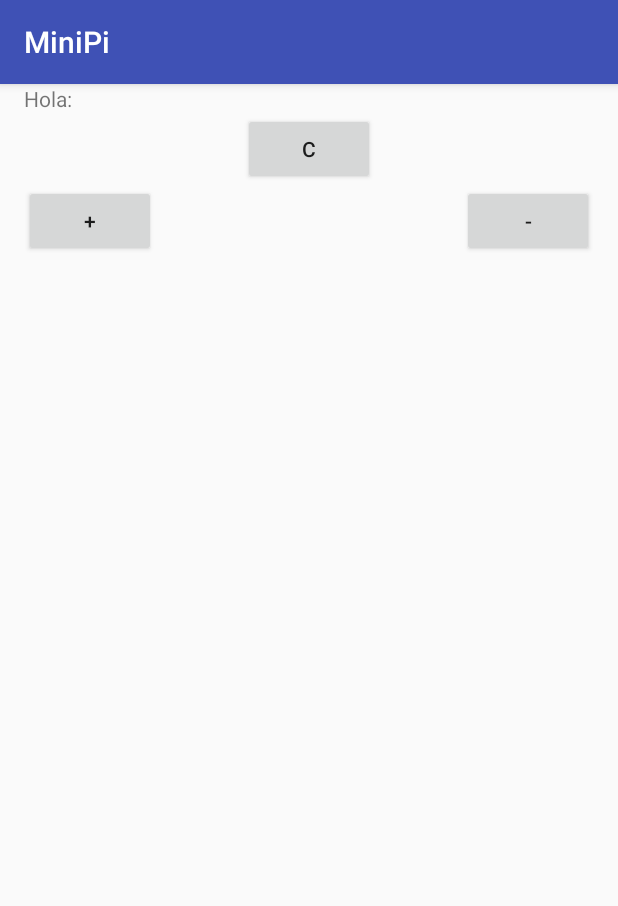
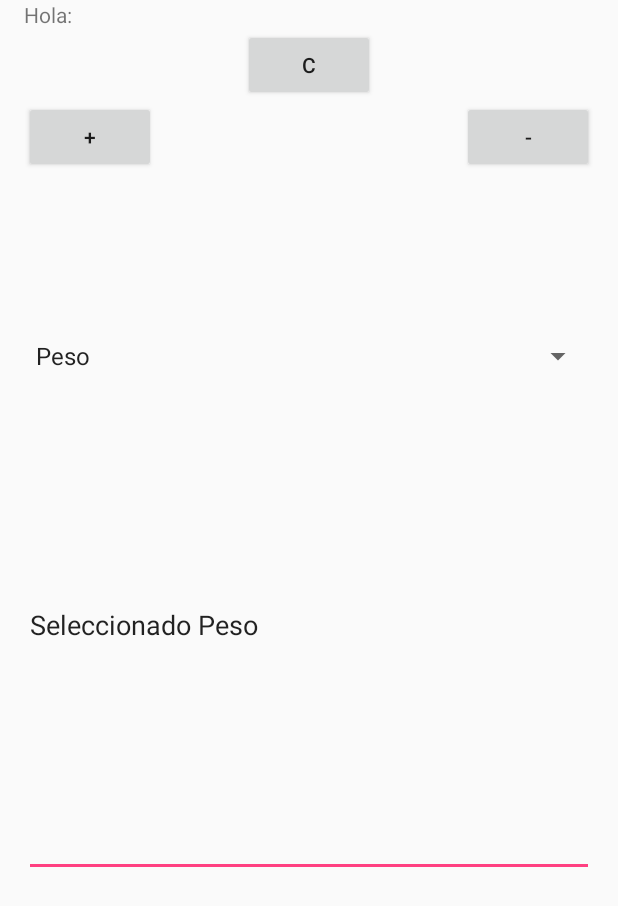
Before and after one commit to comejia/Cursos, an Android app: the Configuracion screen opened directly, with no data from a screen before it, on a phone screen of 412 x 824 dp. Shown: the top 906 px of the screen. Run offline under Robolectric (Android 15) with nearby library versions, the phone set to English and light mode, and no system bars.

Commit message:
Agregado Spinner

```diff
--- a/Android/Apps/app/src/main/java/com/cmejia/minipi/Configuracion.java
+++ b/Android/Apps/app/src/main/java/com/cmejia/minipi/Configuracion.java
@@ -4,8 +4,10 @@ import android.graphics.Color;
 import android.support.v7.app.AppCompatActivity;
 import android.os.Bundle;
 import android.view.View;
+import android.widget.AdapterView;
 import android.widget.ArrayAdapter;
 import android.widget.Button;
+import android.widget.EditText;
 import android.widget.Spinner;
 import android.widget.TextView;
 
@@ -17,9 +19,12 @@ public class Configuracion extends AppCompatActivity {
     public Button botonIncrementar;
     public Button botonDecrementar;
 
-    //public Spinner menu;
+    public Spinner spinnerData;
 
     public String bufDatoUsuario;
+
+
+    public EditText debug;
 
     @Override
     protected void onCreate(Bundle savedInstanceState) {
@@ -31,6 +36,7 @@ public class Configuracion extends AppCompatActivity {
         botonColor = (Button)findViewById(R.id.boton_color);
         botonIncrementar = (Button)findViewById(R.id.boton_incrementar);
         botonDecrementar = (Button)findViewById(R.id.boton_decrementar);
+        spinnerData = (Spinner)findViewById(R.id.spinner_data);
 
         textoHola.setText(R.string.str_saludo_usuario);
         bufDatoUsuario = getIntent().getStringExtra("USUARIO");
@@ -63,12 +69,30 @@ public class Configuracion extends AppCompatActivity {
             }
         });
 
-        // 30/08
-        //menu = (Spinner)findViewById(R.id.spinner_menu);
 
-        //final String[] itemsMenu = {"Cesar", Mejia};
+        debug = (EditText)findViewById(R.id.debug);
 
-        //ArrayAdapter <String> adaptador = new ArrayAdapter<String>(this,android);
+
+        // Creacion del adaptador con los strings desde el xml
+        ArrayAdapter <CharSequence> adaptador =
+                ArrayAdapter.createFromResource(this, R.array.datos_array, android.R.layout.simple_spinner_item);
+
+        adaptador.setDropDownViewResource(android.R.layout.simple_spinner_dropdown_item); // define como muestra los items
+
+        spinnerData.setAdapter(adaptador); // setea el adaptador al spinner
+
+        spinnerData.setOnItemSelectedListener(new AdapterView.OnItemSelectedListener() {
+            @Override
+            public void onItemSelected(AdapterView<?> parent, View view, int position, long id) {
+                debug.setText("Seleccionado " + parent.getItemAtPosition(position));
+            }
+
+            @Override
+            public void onNothingSelected(AdapterView<?> parent) {
+                debug.setText("");
+            }
+        });
+
 
         // usar listening
         //adaptador = setD
--- a/Android/Apps/app/src/main/res/layout/activity_configuracion.xml
+++ b/Android/Apps/app/src/main/res/layout/activity_configuracion.xml
@@ -32,13 +32,37 @@
         android:layout_width="wrap_content"
         android:layout_height="wrap_content"
         android:layout_below="@id/boton_color"
-        android:layout_alignParentStart="true" />
+        android:layout_alignParentStart="true"
+        android:layout_alignParentLeft="true"/>
 
     <Button
         android:id="@+id/boton_decrementar"
         android:layout_width="wrap_content"
         android:layout_height="wrap_content"
         android:layout_below="@id/boton_color"
-        android:layout_alignParentEnd="true" />
+        android:layout_alignParentEnd="true"
+        android:layout_alignParentRight="true"/>
+
+    <Spinner
+        android:id="@+id/spinner_data"
+        android:layout_width="fill_parent"
+        android:layout_height="wrap_content"
+        android:layout_below="@id/boton_decrementar"
+        android:layout_alignParentStart="true"
+        android:layout_alignParentLeft="true"
+        android:layout_alignParentTop="true"
+        android:layout_marginTop="225dp" />
+
+    <EditText
+        android:id="@+id/debug"
+        android:layout_width="match_parent"
+        android:layout_height="wrap_content"
+        android:layout_below="@id/spinner_data"
+        android:layout_alignParentBottom="true"
+        android:layout_centerHorizontal="true"
+        android:layout_marginBottom="239dp"
+        android:ems="10"
+        android:inputType="textPersonName"
+        android:text="Debug" />
 
 </RelativeLayout>
--- /dev/null
+++ b/Android/Apps/app/src/main/res/values/array_string.xml
@@ -0,0 +1,11 @@
+<?xml version="1.0" encoding="utf-8"?>
+<resources>
+
+    <!-- String spinner Configuracion -->
+    <string-array name="datos_array">
+        <item>Peso</item>
+        <item>Raza</item>
+        <item>Color</item>
+        <item>Edad</item>
+    </string-array>
+</resources>
--- a/Android/Apps/app/src/main/res/values/strings.xml
+++ b/Android/Apps/app/src/main/res/values/strings.xml
@@ -1,6 +1,7 @@
 <resources>
     <string name="app_name">MiniPi</string>
 
+    <!-- Activity Login -->
     <string name="str_bienvenida">Primera App</string>
     <string name="str_usuario">Usuario</string>
     <string name="str_hint_usuario">Ingrese su nombre</string>
@@ -9,6 +10,7 @@
     <string name="str_enter">Ingresar</string>
     <string name="str_msj_enter">Login exitoso</string>
 
+    <!-- Activity Usuario -->
     <string name="str_saludo_usuario">Hola:</string>
     <string name="str_boton_color">C</string>
     <string name="str_boton_incrementar">+</string>
--- a/Android/Apps/app/src/main/res/values/styles.xml
+++ b/Android/Apps/app/src/main/res/values/styles.xml
@@ -1,7 +1,8 @@
 <resources>
 
     <!-- Base application theme. -->
-    <style name="AppTheme" parent="Theme.AppCompat.Light.DarkActionBar">
+    <!--<style name="AppTheme" parent="Theme.AppCompat.Light.DarkActionBar"> -->
+    <style name="AppTheme" parent="Theme.AppCompat.Light.NoActionBar">
         <!-- Customize your theme here. -->
         <item name="colorPrimary">@color/colorPrimary</item>
         <item name="colorPrimaryDark">@color/colorPrimaryDark</item>
```
Also changed, not shown: 1 other file.
